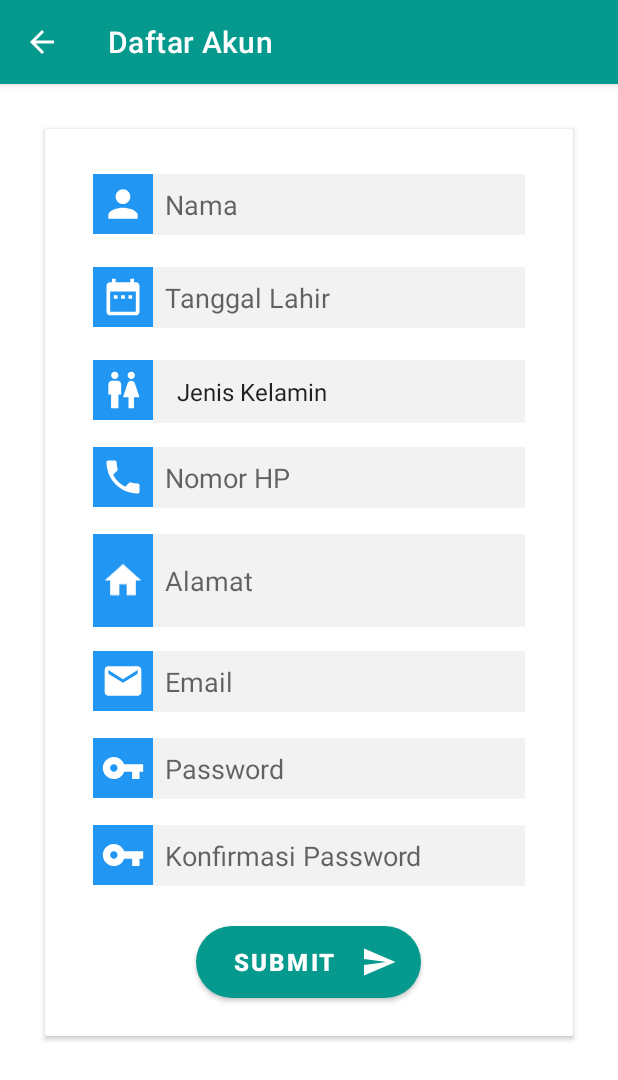
After one commit to puteriyudani/JasaOnline, an Android app: the RegisterActivity screen opened directly, with no data from a screen before it, on a phone screen of 412 x 824 dp. The commit adds this screen. Shown: the top 1080 px of the screen. Run offline under Robolectric (Android 15) with nearby library versions, the phone set to English and light mode, and no system bars.

Commit message:
Merancang antarmuka form register dan membuat request ke web server RESTful API

```diff
--- a/app/src/main/java/com/puteriyudani/jasaonline/activities/LoginActivity.kt
+++ b/app/src/main/java/com/puteriyudani/jasaonline/activities/LoginActivity.kt
@@ -65,6 +65,12 @@ class LoginActivity : AppCompatActivity() {
                 }
             })
         }
+
+        tvDaftar.setOnClickListener {
+            val intent = Intent(applicationContext,
+                RegisterActivity::class.java)
+            startActivity(intent)
+        }
     }
 
     private fun loadMainActivity() {
--- /dev/null
+++ b/app/src/main/java/com/puteriyudani/jasaonline/activities/RegisterActivity.kt
@@ -0,0 +1,111 @@
+package com.puteriyudani.jasaonline.activities
+
+import android.content.Intent
+import androidx.appcompat.app.AppCompatActivity
+import android.os.Bundle
+import android.text.TextUtils
+import android.widget.Toast
+import com.puteriyudani.jasaonline.R
+import com.puteriyudani.jasaonline.models.DefaultResponse
+import com.puteriyudani.jasaonline.models.User
+import com.puteriyudani.jasaonline.services.ServiceBuilder
+import com.puteriyudani.jasaonline.services.UserService
+import kotlinx.android.synthetic.main.activity_register.*
+import retrofit2.Call
+import retrofit2.Response
+
+class RegisterActivity : AppCompatActivity() {
+    override fun onCreate(savedInstanceState: Bundle?) {
+        super.onCreate(savedInstanceState)
+        setContentView(R.layout.activity_register)
+
+        btnSubmit.setOnClickListener {
+            val nama = etNama.text.toString()
+            val tanggalLahir = etTanggalLahir.text.toString()
+            val jenisKelamin = spJenisKelamin.selectedItem.toString()
+            val nomorHP = etNomorHP.text.toString()
+            val alamat = etAlamat.text.toString()
+            val email = etEmail.text.toString()
+            val password = etPassword.text.toString()
+            val konfirmasiPassword = etKonfirmasiPassword.text.toString()
+            if(TextUtils.isEmpty(nama)){
+                etNama.error = "Nama tidak boleh kosong!"
+                etNama.requestFocus()
+                return@setOnClickListener
+            }
+            if(TextUtils.isEmpty(tanggalLahir)){
+                etTanggalLahir.error = "Tanggal lahir tidak boleh kosong!"
+                etTanggalLahir.requestFocus()
+                return@setOnClickListener
+            }
+            if(jenisKelamin.equals("Jenis Kelamin")){
+                Toast.makeText(applicationContext, "Silahkan pilih jenis kelamin!", Toast.LENGTH_SHORT).show()
+                        spJenisKelamin.requestFocus()
+                    return@setOnClickListener
+            }
+            if(TextUtils.isEmpty(nomorHP)){
+                etNomorHP.error = "Nomor HP tidak boleh kosong!"
+                etNomorHP.requestFocus()
+                return@setOnClickListener
+            }
+            if(TextUtils.isEmpty(alamat)){
+                etAlamat.error = "Alamat tidak boleh kosong!"
+                etAlamat.requestFocus()
+                return@setOnClickListener
+            }
+            if(TextUtils.isEmpty(email)){
+                etEmail.error = "Email tidak boleh kosong!"
+                etEmail.requestFocus()
+                return@setOnClickListener
+            }
+            if(TextUtils.isEmpty(password)){
+                etPassword.error = "Password tidak boleh kosong!"
+                etPassword.requestFocus()
+                return@setOnClickListener
+            }
+            if(TextUtils.isEmpty(konfirmasiPassword)){
+                etKonfirmasiPassword.error = "Konfirmasi password tidak boleh kosong!"
+                etKonfirmasiPassword.requestFocus()
+                return@setOnClickListener
+            }
+            if(!password.equals(konfirmasiPassword)){
+                etKonfirmasiPassword.error = "Password dan konfirmasi password tidak sama!"
+                etKonfirmasiPassword.requestFocus()
+                return@setOnClickListener
+            }
+            val newUser = User(0, nama, tanggalLahir, jenisKelamin,
+                nomorHP, alamat, email, password);
+            val userService: UserService =
+                ServiceBuilder.buildService(UserService::class.java)
+            val requestCall: Call<DefaultResponse> =
+                userService.registerUser(newUser)
+            requestCall.enqueue(object :
+                retrofit2.Callback<DefaultResponse>{
+                override fun onFailure(call: Call<DefaultResponse>, t:
+                Throwable) {
+                    Toast.makeText(this@RegisterActivity, "Error terjadi ketika sedang mendaftarkan user: " + t.toString(),
+                    Toast.LENGTH_LONG).show()
+                }
+                override fun onResponse(
+                    call: Call<DefaultResponse>,
+                    response: Response<DefaultResponse>
+                ) {
+                    if(!response.body()?.error!!) {
+                        val defaultResponse: DefaultResponse =
+                            response.body()!!
+                        defaultResponse.let {
+                            Toast.makeText(this@RegisterActivity,
+                                defaultResponse.message, Toast.LENGTH_LONG).show()
+                            val intent = Intent(applicationContext,
+                                LoginActivity::class.java)
+                            intent.flags = Intent.FLAG_ACTIVITY_NEW_TASK or Intent.FLAG_ACTIVITY_CLEAR_TASK
+                                    startActivity(intent)
+                        }
+                    }else{
+                        Toast.makeText(this@RegisterActivity, "Gagal mendaftarkan user: " + response.body()?.message, Toast.LENGTH_LONG).show()
+                    }
+                }
+            })
+        }
+    }
+}
--- /dev/null
+++ b/app/src/main/java/com/puteriyudani/jasaonline/models/DefaultResponse.kt
@@ -0,0 +1,6 @@
+package com.puteriyudani.jasaonline.models
+
+data class DefaultResponse(
+    val message: String,
+    val error: Boolean
+)
--- a/app/src/main/java/com/puteriyudani/jasaonline/services/UserService.kt
+++ b/app/src/main/java/com/puteriyudani/jasaonline/services/UserService.kt
@@ -1,6 +1,8 @@
 package com.puteriyudani.jasaonline.services
 
+import com.puteriyudani.jasaonline.models.DefaultResponse
 import com.puteriyudani.jasaonline.models.LoginResponse
+import com.puteriyudani.jasaonline.models.User
 import retrofit2.Call
 import retrofit2.http.*
 
@@ -9,4 +11,9 @@ interface UserService {
     fun loginUser(
         @QueryMap filter: HashMap<String, String>
     ): Call<LoginResponse>
+
+    @POST("users")
+    fun registerUser(
+        @Body newUser: User
+    ): Call<DefaultResponse>
 }
--- /dev/null
+++ b/app/src/main/res/drawable/ic_baseline_date_range_24.xml
@@ -0,0 +1,5 @@
+<vector android:height="24dp" android:tint="#FFFFFF"
+    android:viewportHeight="24" android:viewportWidth="24"
+    android:width="24dp" xmlns:android="http://schemas.android.com/apk/res/android">
+    <path android:fillColor="@android:color/white" android:pathData="M9,11L7,11v2h2v-2zM13,11h-2v2h2v-2zM17,11h-2v2h2v-2zM19,4h-1L18,2h-2v2L8,4L8,2L6,2v2L5,4c-1.11,0 -1.99,0.9 -1.99,2L3,20c0,1.1 0.89,2 2,2h14c1.1,0 2,-0.9 2,-2L21,6c0,-1.1 -0.9,-2 -2,-2zM19,20L5,20L5,9h14v11z"/>
+</vector>
--- a/app/src/main/res/drawable/ic_baseline_home_24.xml
+++ b/app/src/main/res/drawable/ic_baseline_home_24.xml
@@ -1,10 +1,5 @@
-<vector xmlns:android="http://schemas.android.com/apk/res/android"
-    android:width="24dp"
-    android:height="24dp"
-    android:viewportWidth="24"
-    android:viewportHeight="24"
-    android:tint="?attr/colorControlNormal">
-  <path
-      android:fillColor="@android:color/white"
-      android:pathData="M10,20v-6h4v6h5v-8h3L12,3 2,12h3v8z"/>
+<vector android:height="24dp" android:tint="#FFFFFF"
+    android:viewportHeight="24" android:viewportWidth="24"
+    android:width="24dp" xmlns:android="http://schemas.android.com/apk/res/android">
+    <path android:fillColor="@android:color/white" android:pathData="M10,20v-6h4v6h5v-8h3L12,3 2,12h3v8z"/>
 </vector>
--- a/app/src/main/res/drawable/ic_baseline_person_24.xml
+++ b/app/src/main/res/drawable/ic_baseline_person_24.xml
@@ -1,10 +1,5 @@
-<vector xmlns:android="http://schemas.android.com/apk/res/android"
-    android:width="24dp"
-    android:height="24dp"
-    android:viewportWidth="24"
-    android:viewportHeight="24"
-    android:tint="?attr/colorControlNormal">
-  <path
-      android:fillColor="@android:color/white"
-      android:pathData="M12,12c2.21,0 4,-1.79 4,-4s-1.79,-4 -4,-4 -4,1.79 -4,4 1.79,4 4,4zM12,14c-2.67,0 -8,1.34 -8,4v2h16v-2c0,-2.66 -5.33,-4 -8,-4z"/>
+<vector android:height="24dp" android:tint="#FFFFFF"
+    android:viewportHeight="24" android:viewportWidth="24"
+    android:width="24dp" xmlns:android="http://schemas.android.com/apk/res/android">
+    <path android:fillColor="@android:color/white" android:pathData="M12,12c2.21,0 4,-1.79 4,-4s-1.79,-4 -4,-4 -4,1.79 -4,4 1.79,4 4,4zM12,14c-2.67,0 -8,1.34 -8,4v2h16v-2c0,-2.66 -5.33,-4 -8,-4z"/>
 </vector>
--- /dev/null
+++ b/app/src/main/res/drawable/ic_baseline_phone_24.xml
@@ -0,0 +1,5 @@
+<vector android:height="24dp" android:tint="#FFFFFF"
+    android:viewportHeight="24" android:viewportWidth="24"
+    android:width="24dp" xmlns:android="http://schemas.android.com/apk/res/android">
+    <path android:fillColor="@android:color/white" android:pathData="M6.62,10.79c1.44,2.83 3.76,5.14 6.59,6.59l2.2,-2.2c0.27,-0.27 0.67,-0.36 1.02,-0.24 1.12,0.37 2.33,0.57 3.57,0.57 0.55,0 1,0.45 1,1V20c0,0.55 -0.45,1 -1,1 -9.39,0 -17,-7.61 -17,-17 0,-0.55 0.45,-1 1,-1h3.5c0.55,0 1,0.45 1,1 0,1.25 0.2,2.45 0.57,3.57 0.11,0.35 0.03,0.74 -0.25,1.02l-2.2,2.2z"/>
+</vector>
--- /dev/null
+++ b/app/src/main/res/drawable/ic_baseline_wc_24.xml
@@ -0,0 +1,5 @@
+<vector android:height="24dp" android:tint="#FFFFFF"
+    android:viewportHeight="24" android:viewportWidth="24"
+    android:width="24dp" xmlns:android="http://schemas.android.com/apk/res/android">
+    <path android:fillColor="@android:color/white" android:pathData="M5.5,22v-7.5L4,14.5L4,9c0,-1.1 0.9,-2 2,-2h3c1.1,0 2,0.9 2,2v5.5L9.5,14.5L9.5,22h-4zM18,22v-6h3l-2.54,-7.63C18.18,7.55 17.42,7 16.56,7h-0.12c-0.86,0 -1.63,0.55 -1.9,1.37L12,16h3v6h3zM7.5,6c1.11,0 2,-0.89 2,-2s-0.89,-2 -2,-2 -2,0.89 -2,2 0.89,2 2,2zM16.5,6c1.11,0 2,-0.89 2,-2s-0.89,-2 -2,-2 -2,0.89 -2,2 0.89,2 2,2z"/>
+</vector>
--- /dev/null
+++ b/app/src/main/res/layout/activity_register.xml
@@ -0,0 +1,237 @@
+<?xml version="1.0" encoding="utf-8"?>
+<LinearLayout xmlns:android="http://schemas.android.com/apk/res/android"
+    xmlns:tools="http://schemas.android.com/tools"
+    android:layout_width="match_parent"
+    android:layout_height="match_parent"
+    tools:context=".activities.RegisterActivity">
+
+    <androidx.cardview.widget.CardView
+        android:layout_margin="30dp"
+        cardCornerRadius="5dp"
+        android:layout_width="match_parent"
+        android:layout_height="wrap_content"
+        android:background="@android:color/white">
+        <ScrollView
+            android:layout_width="match_parent"
+            android:layout_height="wrap_content">
+            <LinearLayout
+                android:layout_width="match_parent"
+                android:layout_height="wrap_content"
+                android:orientation="vertical"
+                android:background="@android:color/white">
+                <!--Baris pertama field untuk nama -->
+                <LinearLayout
+                    android:layout_width="match_parent"
+                    android:layout_height="42dp"
+                    android:layout_marginLeft="32dp"
+                    android:layout_marginRight="32dp"
+                    android:layout_marginTop="30dp"
+                    android:orientation="horizontal">
+                    <ImageView
+                        android:layout_width="40dp"
+                        android:layout_height="40dp"
+                        android:background="@color/primary"
+                        android:contentDescription="@string/app_name"
+                        android:padding="5dp"
+                        android:src="@drawable/ic_baseline_person_24" />
+                    <EditText
+                        android:id="@+id/etNama"
+                        android:layout_width="match_parent"
+                        android:layout_height="wrap_content"
+                        android:background="@drawable/edittextstyle2"
+                        android:hint="@string/nama"
+                        android:inputType="textPersonName"
+                        android:autofillHints="" />
+                </LinearLayout>
+                <!--Baris kedua field untuk tanggal lahir -->
+                <LinearLayout
+                    android:layout_width="match_parent"
+                    android:layout_height="42dp"
+                    android:layout_marginLeft="32dp"
+                    android:layout_marginRight="32dp"
+                    android:layout_marginTop="20dp"
+                    android:orientation="horizontal">
+                    <ImageView
+                        android:layout_width="40dp"
+                        android:layout_height="40dp"
+                        android:background="@color/primary"
+                        android:contentDescription="@string/app_name"
+                        android:padding="5dp"
+                        android:src="@drawable/ic_baseline_date_range_24"
+                        />
+                    <EditText
+                        android:id="@+id/etTanggalLahir"
+                        android:layout_width="match_parent"
+                        android:layout_height="wrap_content"
+                        android:background="@drawable/edittextstyle2"
+                        android:hint="@string/tanggal_lahir"
+                        android:inputType="text"
+                        android:autofillHints="" />
+                </LinearLayout>
+                <!--Baris ketiga field untuk jenis kelamin -->
+                <LinearLayout
+                    android:layout_width="match_parent"
+                    android:layout_height="42dp"
+                    android:layout_marginLeft="32dp"
+                    android:layout_marginRight="32dp"
+                    android:layout_marginTop="20dp"
+                    android:orientation="horizontal">
+                    <ImageView
+                        android:layout_width="40dp"
+                        android:layout_height="40dp"
+                        android:background="@color/primary"
+                        android:contentDescription="@string/app_name"
+                        android:padding="5dp"
+                        android:src="@drawable/ic_baseline_wc_24" />
+                    <Spinner
+                        android:id="@+id/spJenisKelamin"
+                        android:layout_width="match_parent"
+                        android:layout_height="match_parent"
+                        android:background="@drawable/edittextstyle2"
+                        android:entries="@array/jenis_kelamin"
+                        android:spinnerMode="dropdown" />
+                </LinearLayout>
+                <!--Baris kelima field untuk Nomor Handphone -->
+                <LinearLayout
+                    android:layout_width="match_parent"
+                    android:layout_height="42dp"
+                    android:layout_marginLeft="32dp"
+                    android:layout_marginRight="32dp"
+                    android:layout_marginTop="16dp"
+                    android:orientation="horizontal">
+                    <ImageView
+                        android:layout_width="40dp"
+                        android:layout_height="40dp"
+                        android:background="@color/primary"
+                        android:contentDescription="@string/app_name"
+                        android:padding="5dp"
+                        android:src="@drawable/ic_baseline_phone_24" />
+                    <EditText
+                        android:id="@+id/etNomorHP"
+                        android:layout_width="match_parent"
+                        android:layout_height="wrap_content"
+                        android:background="@drawable/edittextstyle2"
+                        android:hint="@string/no_hp"
+                        android:inputType="phone"
+                        android:autofillHints="" />
+                </LinearLayout>
+                <!--Baris keenam field untuk alamat-->
+                <LinearLayout
+                    android:layout_width="match_parent"
+                    android:layout_height="wrap_content"
+                    android:layout_marginLeft="32dp"
+                    android:layout_marginRight="32dp"
+                    android:layout_marginTop="16dp"
+                    android:orientation="horizontal">
+                    <ImageView
+                        android:layout_width="40dp"
+                        android:layout_height="match_parent"
+                        android:background="@color/primary"
+                        android:contentDescription="@string/app_name"
+                        android:padding="5dp"
+                        android:src="@drawable/ic_baseline_home_24"/>
+                    <EditText
+                        android:id="@+id/etAlamat"
+                        android:layout_width="match_parent"
+                        android:layout_height="wrap_content"
+                        android:autofillHints=""
+                        android:background="@drawable/edittextstyle2"
+                        android:hint="@string/alamat"
+                        android:inputType="textCapSentences|textMultiLine"
+                        android:gravity="center_vertical|start"
+                        android:scrollbars="vertical"
+                        android:minLines="2"
+                        android:maxLines="3"
+                        android:maxLength="255"
+                        android:scrollHorizontally="false"/>
+                </LinearLayout>
+                <!--Baris keempat field untuk Email -->
+                <LinearLayout
+                    android:layout_width="match_parent"
+                    android:layout_height="42dp"
+                    android:layout_marginLeft="32dp"
+                    android:layout_marginRight="32dp"
+                    android:layout_marginTop="16dp"
+                    android:orientation="horizontal">
+                    <ImageView
+                        android:layout_width="40dp"
+                        android:layout_height="40dp"
+                        android:background="@color/primary"
+                        android:contentDescription="@string/email"
+                        android:padding="5dp"
+                        android:src="@drawable/ic_baseline_email_24" />
+                    <EditText
+                        android:id="@+id/etEmail"
+                        android:layout_width="match_parent"
+                        android:layout_height="wrap_content"
+                        android:background="@drawable/edittextstyle2"
+                        android:hint="@string/email"
+                        android:inputType="textEmailAddress"
+                        android:autofillHints="" />
+                </LinearLayout>
+                <!--Baris ketujuh field untuk Password -->
+                <LinearLayout
+                    android:layout_width="match_parent"
+                    android:layout_height="42dp"
+                    android:layout_marginLeft="32dp"
+                    android:layout_marginRight="32dp"
+                    android:layout_marginTop="16dp"
+                    android:orientation="horizontal">
+                    <ImageView
+                        android:layout_width="40dp"
+                        android:layout_height="40dp"
+                        android:background="@color/primary"
+                        android:contentDescription="@string/password"
+                        android:padding="5dp"
+                        android:src="@drawable/ic_baseline_vpn_key_24" />
+                    <EditText
+                        android:id="@+id/etPassword"
+                        android:layout_width="match_parent"
+                        android:layout_height="wrap_content"
+                        android:background="@drawable/edittextstyle2"
+                        android:hint="@string/password"
+                        android:inputType="textPassword"
+                        android:autofillHints="" />
+                </LinearLayout>
+                <!--Baris kedelapan field untuk Ulangi Password -->
+                <LinearLayout
+                    android:layout_width="match_parent"
+                    android:layout_height="42dp"
+                    android:layout_marginLeft="32dp"
+                    android:layout_marginRight="32dp"
+                    android:layout_marginTop="16dp"
+                    android:orientation="horizontal">
+                    <ImageView
+                        android:layout_width="40dp"
+                        android:layout_height="40dp"
+                        android:background="@color/primary"
+                        android:contentDescription="@string/app_name"
+                        android:padding="5dp"
+                        android:src="@drawable/ic_baseline_vpn_key_24" />
+                    <EditText
+                        android:id="@+id/etKonfirmasiPassword"
+                        android:layout_width="match_parent"
+                        android:layout_height="wrap_content"
+                        android:background="@drawable/edittextstyle2"
+                        android:hint="@string/konfirmasi_password"
+                        android:inputType="textPassword"
+                        android:autofillHints="" />
+                </LinearLayout>
+                <Button
+                    android:id="@+id/btnSubmit"
+                    android:layout_width="150dp"
+                    android:layout_height="wrap_content"
+                    android:layout_gravity="center_horizontal"
+                    android:layout_marginTop="25dp"
+                    android:layout_marginBottom="25dp"
+                    android:background="@drawable/button_style1"
+                    android:drawableEnd="@drawable/ic_baseline_send_24"
+                    android:text="@string/submit"
+                    android:textColor="@android:color/white"
+                    android:textSize="16sp"
+                    android:textStyle="bold" />
+            </LinearLayout>
+        </ScrollView>
+    </androidx.cardview.widget.CardView>
+
+</LinearLayout>
--- a/app/src/main/res/layout/nav_header.xml
+++ b/app/src/main/res/layout/nav_header.xml
@@ -16,7 +16,7 @@
         android:layout_height="75dp"
         app:srcCompat="@drawable/icon"
         android:layout_marginBottom="10dp"
-        android:src="@drawable/me"
+        android:src="@mipmap/ic_launcher"
         android:contentDescription="@string/image_header" />
     <TextView
         android:id="@+id/tvNamaHeader"
--- a/app/src/main/res/values/strings.xml
+++ b/app/src/main/res/values/strings.xml
@@ -23,4 +23,16 @@
     <string name="judul_daftar">Tidak punya akun? <b>Daftar</b></string>
     <string name="lupa_password">Lupa <b>password?</b></string>
     <string name="atau_login">Atau login dengan</string>
+    <!--form register-->
+    <string name="nama">Nama</string>
+    <string name="tanggal_lahir">Tanggal Lahir</string>
+    <array name="jenis_kelamin">
+        <item>Jenis Kelamin</item>
+        <item>Pria</item>
+        <item>Wanita</item>
+    </array>
+    <string name="no_hp">Nomor HP</string>
+    <string name="alamat">Alamat</string>
+    <string name="konfirmasi_password">Konfirmasi Password</string>
+    <string name="submit">Submit</string>
 </resources>
```
Also changed, not shown: app/src/main/AndroidManifest.xml (+9 -5 lines).
